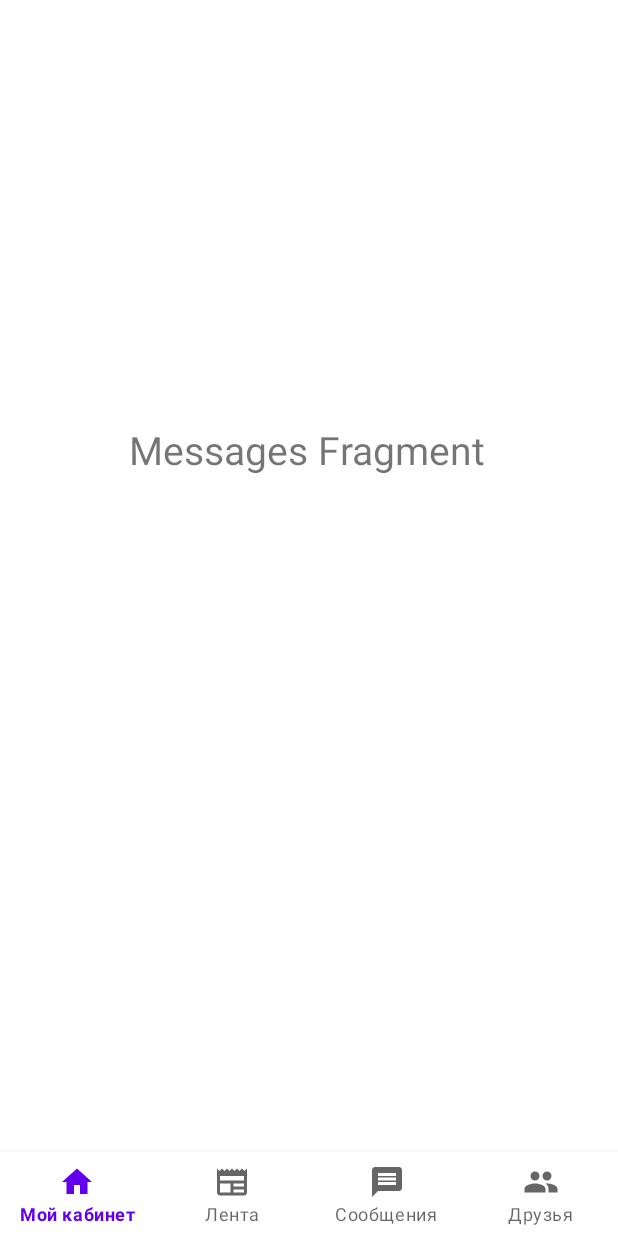
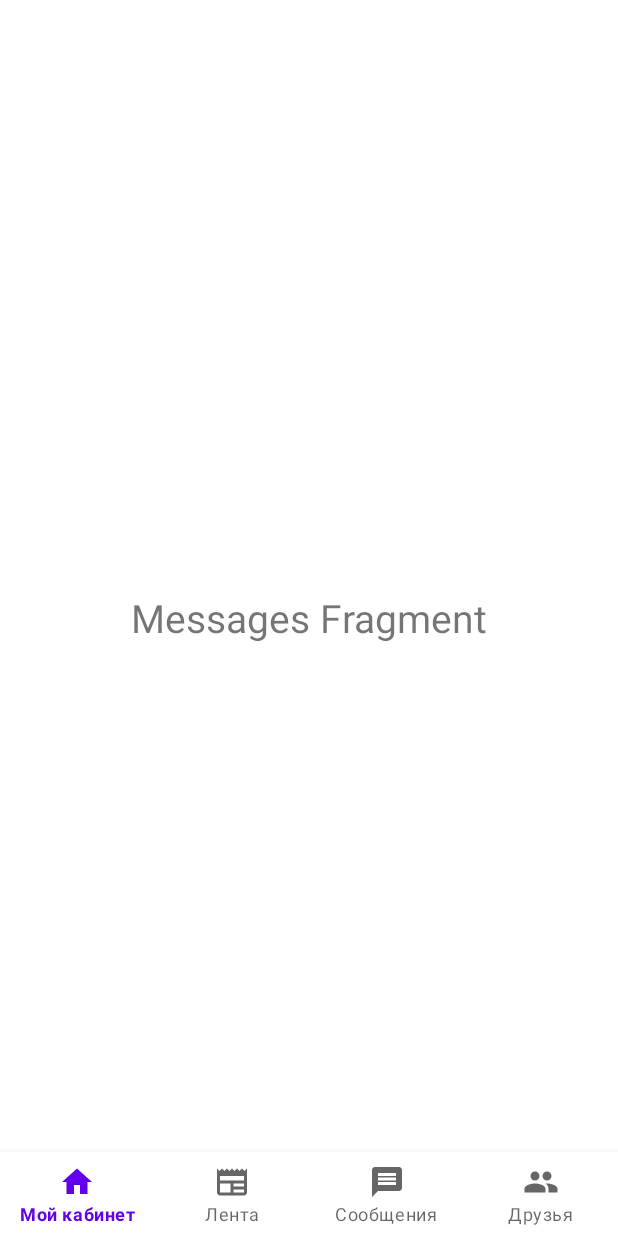
Before and after one commit to Ka-ra-siK/VKApi, an Android app: the fragment MessagesFragment placed in its activity, on a phone screen of 412 x 824 dp. Run offline under Robolectric (Android 15) with nearby library versions, the phone set to English and light mode, and no system bars; 4 statements that could not run were skipped.

Commit message:
fix layout

```diff
--- a/app/src/main/java/ru/eltex/fragments/MessagesFragment.java
+++ b/app/src/main/java/ru/eltex/fragments/MessagesFragment.java
@@ -10,52 +10,7 @@ import android.view.ViewGroup;
 
 import ru.eltex.R;
 
-/**
- * A simple {@link Fragment} subclass.
- * Use the {@link MessagesFragment#newInstance} factory method to
- * create an instance of this fragment.
- */
 public class MessagesFragment extends Fragment {
-
-    // TODO: Rename parameter arguments, choose names that match
-    // the fragment initialization parameters, e.g. ARG_ITEM_NUMBER
-    private static final String ARG_PARAM1 = "param1";
-    private static final String ARG_PARAM2 = "param2";
-
-    // TODO: Rename and change types of parameters
-    private String mParam1;
-    private String mParam2;
-
-    public MessagesFragment() {
-        // Required empty public constructor
-    }
-
-    /**
-     * Use this factory method to create a new instance of
-     * this fragment using the provided parameters.
-     *
-     * @param param1 Parameter 1.
-     * @param param2 Parameter 2.
-     * @return A new instance of fragment MessagesFragment.
-     */
-    // TODO: Rename and change types and number of parameters
-    public static MessagesFragment newInstance(String param1, String param2) {
-        MessagesFragment fragment = new MessagesFragment();
-        Bundle args = new Bundle();
-        args.putString(ARG_PARAM1, param1);
-        args.putString(ARG_PARAM2, param2);
-        fragment.setArguments(args);
-        return fragment;
-    }
-
-    @Override
-    public void onCreate(Bundle savedInstanceState) {
-        super.onCreate(savedInstanceState);
-        if (getArguments() != null) {
-            mParam1 = getArguments().getString(ARG_PARAM1);
-            mParam2 = getArguments().getString(ARG_PARAM2);
-        }
-    }
 
     @Override
     public View onCreateView(LayoutInflater inflater, ViewGroup container,
--- a/app/src/main/res/layout/activity_fragment_view.xml
+++ b/app/src/main/res/layout/activity_fragment_view.xml
@@ -9,10 +9,8 @@
 
     <FrameLayout
         android:id="@+id/fragment_view"
-        android:layout_width="409dp"
-        android:layout_height="600dp"
-        tools:layout_editor_absoluteX="2dp"
-        tools:ignore="MissingConstraints" />
+        android:layout_width="match_parent"
+        android:layout_height="match_parent" />
 
 
     <com.google.android.material.bottomnavigation.BottomNavigationView
@@ -20,9 +18,9 @@
         android:layout_width="match_parent"
         android:layout_height="wrap_content"
         app:labelVisibilityMode="labeled"
-        app:layout_constraintBottom_toBottomOf="parent"
-        app:layout_constraintEnd_toEndOf="parent"
-        app:layout_constraintStart_toStartOf="parent"
+        app:layout_constraintBottom_toBottomOf="@+id/fragment_view"
+        app:layout_constraintEnd_toEndOf="@+id/fragment_view"
+        app:layout_constraintStart_toStartOf="@+id/fragment_view"
         app:menu="@menu/bottom_nav_menu">
 
     </com.google.android.material.bottomnavigation.BottomNavigationView>
```
Also changed, not shown: app/src/main/java/ru/eltex/activity/FragmentViewActivity.java (+4 -25 lines).
